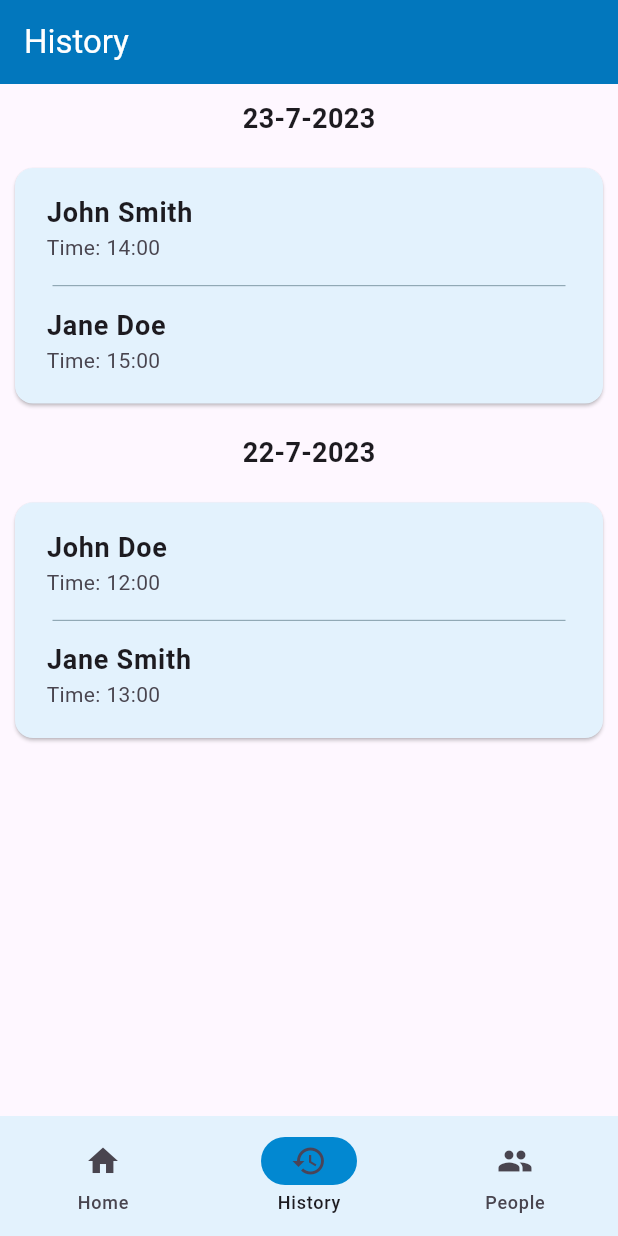
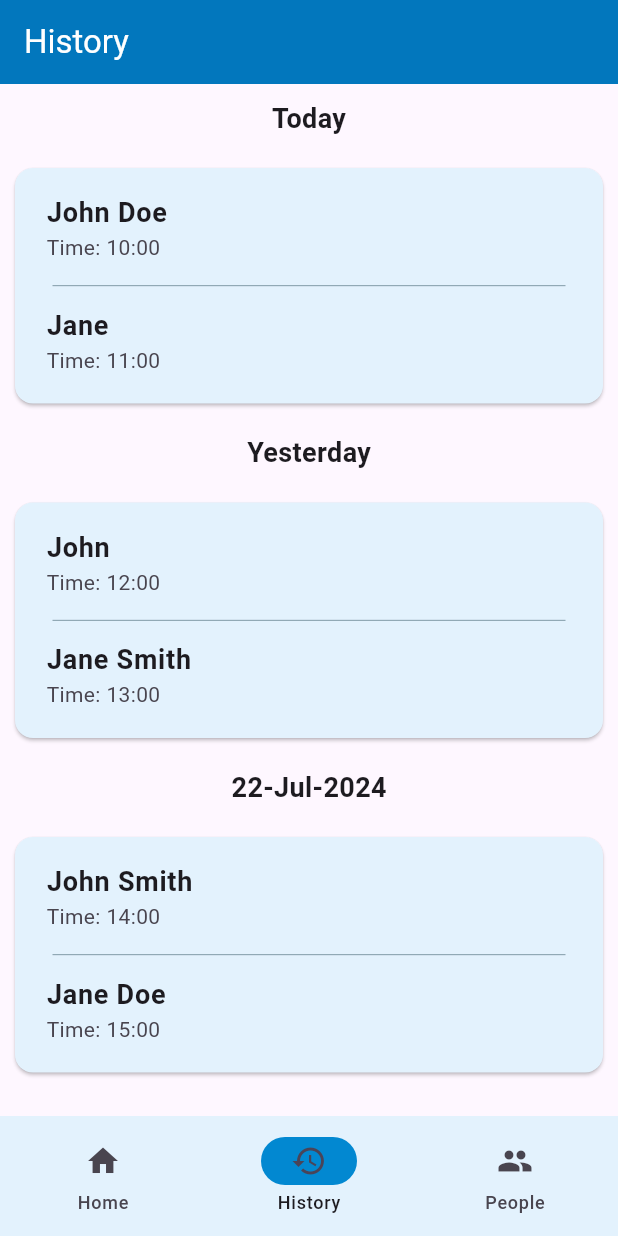
Before and after one commit to Varun-Karthik-T/face-recognition, a Flutter app: the screen it shows after launch, item 2 of the bottom bar chosen, on a phone screen of 412 x 824 dp. Run offline on Flutter 3.47's test engine with Material 3 defaults, Android fonts, the phone set to English and light mode, and no system bars; our stand-ins replace camera, image_picker.

Commit message:
modify date display in history

```diff
--- a/flutter/lib/Pages/history.dart
+++ b/flutter/lib/Pages/history.dart
@@ -1,4 +1,5 @@
 import 'package:flutter/material.dart';
+import 'package:intl/intl.dart';
 
 class History extends StatefulWidget {
   const History({super.key});
@@ -11,17 +12,25 @@ class _HistoryState extends State<History> {
   @override
   Widget build(BuildContext context) {
     Map<String, List<Map<String, String>>> data = {
-      "23-7-2023": [
+      "22-07-2024": [
         {"time": "14:00", "name": "John Smith"},
         {"time": "15:00", "name": "Jane Doe"},
       ],
-      "22-7-2023": [
-        {"time": "12:00", "name": "John Doe"},
+      "23-07-2024": [
+        {"time": "12:00", "name": "John"},
         {"time": "13:00", "name": "Jane Smith"},
+      ],
+      "24-07-2024": [
+        {"time": "10:00", "name": "John Doe"},
+        {"time": "11:00", "name": "Jane"},
       ],
     };
 
     List<String> dates = data.keys.toList();
+    dates.sort((a, b) => b.compareTo(a));
+    DateTime today = DateTime.now();
+    DateTime yesterday = today.subtract(const Duration(days: 1));
+    DateFormat dateFormat = DateFormat('dd-MMM-yyyy');  // Change format to use abbreviated month
 
     return Scaffold(
       body: ListView.builder(
@@ -29,13 +38,23 @@ class _HistoryState extends State<History> {
         itemBuilder: (context, index) {
           String date = dates[index];
           List<Map<String, String>> details = data[date]!;
+          DateTime parsedDate = DateFormat('dd-MM-yyyy').parse(date);
+
+          String displayDate;
+          if (parsedDate.isAtSameMomentAs(DateTime(today.year, today.month, today.day))) {
+            displayDate = "Today";
+          } else if (parsedDate.isAtSameMomentAs(DateTime(yesterday.year, yesterday.month, yesterday.day))) {
+            displayDate = "Yesterday";
+          } else {
+            displayDate = dateFormat.format(parsedDate);  // Format the date with abbreviated month
+          }
 
           return Column(
             children: [
               Padding(
                 padding: const EdgeInsets.all(10.0),
                 child: Text(
-                  date,
+                  displayDate,
                   style: const TextStyle(
                     fontSize: 18,
                     fontWeight: FontWeight.bold,
--- a/flutter/lib/Pages/home.dart
+++ b/flutter/lib/Pages/home.dart
@@ -10,8 +10,8 @@ class Home extends StatefulWidget {
 class _HomeState extends State<Home> {
   @override
   Widget build(BuildContext context) {
-    return Scaffold(
-      body: const Center(
+    return const Scaffold(
+      body: Center(
         child: Text('Home Screen'),
       ),
 
--- a/flutter/lib/Pages/people.dart
+++ b/flutter/lib/Pages/people.dart
@@ -38,9 +38,9 @@ class PeopleState extends State<People> {
             children: [
               ListTile(
                 leading: CircleAvatar(
-                  backgroundColor: Colors.blue[200],
-                  child:Text('${peopleList[index]["name"]![0]}',
-                  style: TextStyle(
+                  backgroundColor: Colors.blue[400],
+                  child:Text(peopleList[index]["name"]![0],
+                  style:const TextStyle(
                     fontSize: 20,
                     fontWeight: FontWeight.w300,
                     color: Colors.white,
--- a/flutter/lib/api/api.dart
+++ b/flutter/lib/api/api.dart
@@ -5,7 +5,7 @@ import 'package:mime/mime.dart';
 
 class ApiService {
   static Future<http.Response> uploadImage(File image, String name) async {
-    var uri = Uri.parse("http://192.168.103.65:5000/upload");
+    var uri = Uri.parse("http://192.168.80.65:5000/extract");
     var request = http.MultipartRequest('POST', uri);
 
     // Determine the mime type of the file
@@ -17,7 +17,7 @@ class ApiService {
 
     request.files.add(
       await http.MultipartFile.fromPath(
-        'image',
+        'images',
         image.path,
         contentType: MediaType(mimeTypeData[0], mimeTypeData[1]),
       ),
@@ -25,6 +25,7 @@ class ApiService {
 
     // Add name field
     request.fields['name'] = name;
+    request.fields['username']="varun";
 
     return await http.Response.fromStream(await request.send());
   }
```
Also changed, not shown: flutter/lib/utils/register_face.dart (+5 -7 lines), 1 other file.
